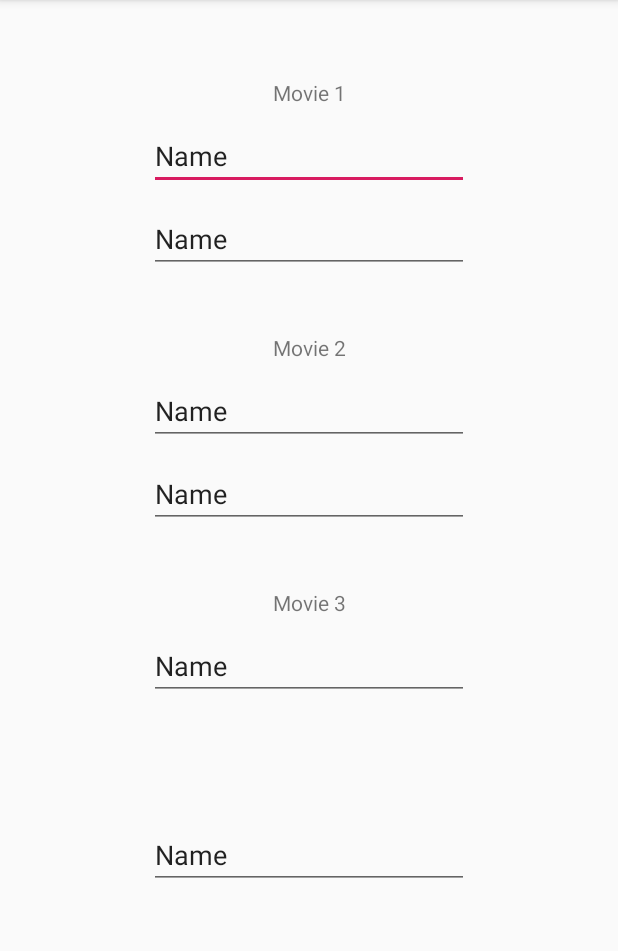
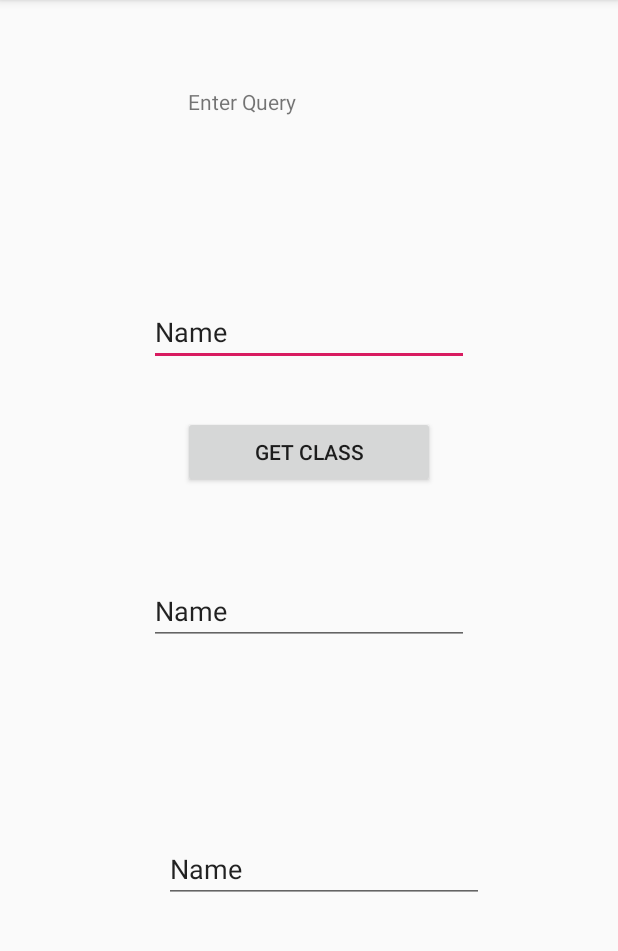
Before and after one commit to BhaskarTrivedi/QuerySearch_Recommentation_Classification, an Android app: the ClassificationActivity screen opened directly, with no data from a screen before it, on a phone screen of 412 x 824 dp, the part 84-1035 px from its top. Run offline under Robolectric (Android 15) with nearby library versions, the phone set to English and light mode, and no system bars.

Commit message:
update classification

```diff
--- a/ServerConnection/app/src/main/java/com/example/serverconnection/ClassificationActivity.java
+++ b/ServerConnection/app/src/main/java/com/example/serverconnection/ClassificationActivity.java
@@ -3,6 +3,8 @@ package com.example.serverconnection;
 import android.support.v7.app.AppCompatActivity;
 import android.os.Bundle;
 import android.util.Log;
+import android.view.View;
+import android.widget.EditText;
 import android.widget.TextView;
 
 import org.json.JSONArray;
@@ -10,36 +12,23 @@ import org.json.JSONException;
 import org.json.JSONObject;
 
 public class ClassificationActivity extends AppCompatActivity {
-
     private ConnectServer cntsvr;
-    private int DisplayCpacity;
-
     private TextView[] textViewMovie;
-    private TextView[] textViewMovieClsf;
-
+    private TextView[] textViewMovieProb;
     @Override
     protected void onCreate(Bundle savedInstanceState) {
-
         super.onCreate(savedInstanceState);
         setContentView(R.layout.activity_classification);
 
         cntsvr = new ConnectServer();
-        DisplayCpacity = 3;
-        textViewMovie = new TextView[DisplayCpacity];
-        textViewMovieClsf = new TextView[DisplayCpacity];
-        // Get the Intent that started this activity and extract the string
-        textViewMovie[0] = findViewById(R.id.editTextMovie1);
-        textViewMovie[1] = findViewById(R.id.editTextmovie2);
-        textViewMovie[2] = findViewById(R.id.editTextmovie3);
-        textViewMovieClsf[0] = findViewById(R.id.editTextclassification1);
-        textViewMovieClsf[1] = findViewById(R.id.editTextclassification2);
-        textViewMovieClsf[2] = findViewById(R.id.editTextclassification3);
-
-        sendQuery();
+        textViewMovie = new TextView[1];
+        textViewMovieProb = new TextView[1];
+        textViewMovie[0] = findViewById(R.id.editTextClass);
+        textViewMovieProb[0] = findViewById(R.id.editTextProbablity);
     }
 
-    public void sendQuery() {
-        cntsvr.SendClassificationData("Classification Action",1,this);
+    public void sendQuery(String query) {
+        cntsvr.SendClassificationData(query,1,this);
     }
 
     public void ReceivedQueryResult(JSONObject ReceivedJSonObj){
@@ -47,30 +36,34 @@ public class ClassificationActivity extends AppCompatActivity {
     }
 
     public void DisplayQueryResult(JSONObject ReceivedJSonObj){
-        try {
+        try{
             JSONArray arrJsonMovie = ReceivedJSonObj.getJSONArray("Movie");
             String Moviearr[] = new String[arrJsonMovie.length()];
 
-            JSONArray arrJsonMovDes = ReceivedJSonObj.getJSONArray("Class");
-            String MovieClsarr[] = new String[arrJsonMovDes.length()];
+            JSONArray arrJsonMovDes = ReceivedJSonObj.getJSONArray("Prabablity");
+            String MovieProbablity[] = new String[arrJsonMovDes.length()];
+
             int totalResult = arrJsonMovie.length();
-            int loopcount = totalResult;
-            if (totalResult > DisplayCpacity){
-                loopcount = DisplayCpacity;
+            for(int i = 0; i < totalResult; i++) {
+                Moviearr[i] = arrJsonMovie.getString(i);
+                MovieProbablity[i] = arrJsonMovDes.getString(i);
+                Log.d("Movie", Moviearr[i]);
+                Log.d("Prapablity", MovieProbablity[i]);
+                textViewMovie[i].setText(Moviearr[i]);
+                textViewMovieProb[i].setText(MovieProbablity[i]);
+                //HighlightQueryTerm(textViewMoviedes[i]);
             }
 
-            //textViewMovie1.setText(message);
-            for(int i = 0; i < loopcount; i++) {
-                Moviearr[i] = arrJsonMovie.getString(i);
-                MovieClsarr[i] = arrJsonMovDes.getString(i);
-                Log.d("Movie", Moviearr[i]);
-                Log.d("Classification", MovieClsarr[i]);
-                textViewMovie[i].setText(Moviearr[i]);
-                textViewMovieClsf[i].setText(MovieClsarr[i]);
-                //HighlightQueryTerm(textViewMoviedes[i]);
-            }
-        } catch (JSONException e) {
+        }catch (JSONException e) {
             Log.d("No Movie", "check code " );
         }
+
     }
+
+    public void ClassificationQuery(View view){
+        EditText editText = (EditText) findViewById(R.id.editTextQuery);
+        String message = editText.getText().toString();
+        sendQuery(message);
+    }
+
 }
--- a/ServerConnection/app/src/main/java/com/example/serverconnection/ConnectServer.java
+++ b/ServerConnection/app/src/main/java/com/example/serverconnection/ConnectServer.java
@@ -73,7 +73,7 @@ public class ConnectServer {
     public void SendClassificationData(String data,int Act,ClassificationActivity ClassResultObj){
         classificationData = data;
         this.Action = Act;
-        Log.d("CLassification ", data);
+        Log.d("Classification ", data);
         if (Action == 1) {
             DomailURL = classificationURL;
             this.ClassificationActObj = ClassResultObj;
@@ -134,7 +134,7 @@ public class ConnectServer {
 
         JSONObject jsonsearchObject = new JSONObject();
         try{
-            jsonsearchObject.put("classificatipnString",classificationData);
+            jsonsearchObject.put("classification",classificationData);
             return jsonsearchObject;
         }catch (JSONException e){
             Log.d("JCF","Can't format JSON OBject class: Connect servet Method : CreateSearchJson");
--- a/ServerConnection/app/src/main/res/layout/activity_classification.xml
+++ b/ServerConnection/app/src/main/res/layout/activity_classification.xml
@@ -6,125 +6,76 @@
     android:layout_height="match_parent"
     tools:context=".ClassificationActivity">
 
+    <EditText
+        android:id="@+id/editTextQuery"
+        android:layout_width="wrap_content"
+        android:layout_height="wrap_content"
+        android:layout_marginTop="47dp"
+        android:layout_marginBottom="65dp"
+        android:ems="10"
+        android:inputType="textPersonName"
+        android:text="Name"
+        app:layout_constraintBottom_toTopOf="@+id/editTextClass"
+        app:layout_constraintEnd_toEndOf="parent"
+        app:layout_constraintStart_toStartOf="parent"
+        app:layout_constraintTop_toBottomOf="@+id/textView3" />
+
     <TextView
         android:id="@+id/textView3"
-        android:layout_width="wrap_content"
-        android:layout_height="wrap_content"
-        android:layout_marginTop="52dp"
-        android:layout_marginBottom="10dp"
-        android:text="Movie 1"
-        app:layout_constraintBottom_toTopOf="@+id/editTextMovie1"
+        android:layout_width="161dp"
+        android:layout_height="46dp"
+        android:layout_marginTop="91dp"
+        android:layout_marginBottom="47dp"
+        android:text="Enter Query"
+        app:layout_constraintBottom_toTopOf="@+id/editTextQuery"
         app:layout_constraintEnd_toEndOf="parent"
         app:layout_constraintStart_toStartOf="parent"
         app:layout_constraintTop_toTopOf="parent" />
 
     <EditText
-        android:id="@+id/editTextMovie1"
+        android:id="@+id/editTextClass"
         android:layout_width="wrap_content"
         android:layout_height="wrap_content"
-        android:layout_marginTop="10dp"
+        android:layout_marginStart="99dp"
+        android:layout_marginTop="75dp"
+        android:layout_marginEnd="99dp"
+        android:layout_marginBottom="63dp"
         android:ems="10"
         android:inputType="textPersonName"
         android:text="Name"
+        app:layout_constraintBottom_toTopOf="@+id/editTextProbablity"
         app:layout_constraintEnd_toEndOf="parent"
+        app:layout_constraintHorizontal_bias="0.0"
         app:layout_constraintStart_toStartOf="parent"
-        app:layout_constraintTop_toBottomOf="@+id/textView3" />
+        app:layout_constraintTop_toBottomOf="@+id/editTextQuery" />
 
     <EditText
-        android:id="@+id/editTextclassification1"
+        android:id="@+id/editTextProbablity"
         android:layout_width="wrap_content"
         android:layout_height="wrap_content"
-        android:layout_marginTop="10dp"
-        android:layout_marginBottom="20dp"
-        android:ems="10"
-        android:inputType="textPersonName"
-        android:text="Name"
-        app:layout_constraintBottom_toTopOf="@+id/textView5"
-        app:layout_constraintEnd_toEndOf="parent"
-        app:layout_constraintStart_toStartOf="parent"
-        app:layout_constraintTop_toBottomOf="@+id/editTextMovie1" />
-
-    <TextView
-        android:id="@+id/textView5"
-        android:layout_width="wrap_content"
-        android:layout_height="wrap_content"
-        android:layout_marginTop="20dp"
-        android:layout_marginBottom="10dp"
-        android:text="Movie 2"
-        app:layout_constraintBottom_toTopOf="@+id/editTextmovie2"
-        app:layout_constraintEnd_toEndOf="parent"
-        app:layout_constraintStart_toStartOf="parent"
-        app:layout_constraintTop_toBottomOf="@+id/editTextclassification1" />
-
-    <EditText
-        android:id="@+id/editTextmovie2"
-        android:layout_width="wrap_content"
-        android:layout_height="wrap_content"
-        android:layout_marginStart="99dp"
-        android:layout_marginTop="10dp"
-        android:layout_marginEnd="99dp"
-        android:ems="10"
-        android:inputType="textPersonName"
-        android:text="Name"
-        app:layout_constraintEnd_toEndOf="parent"
-        app:layout_constraintStart_toStartOf="parent"
-        app:layout_constraintTop_toBottomOf="@+id/textView5" />
-
-    <EditText
-        android:id="@+id/editTextclassification2"
-        android:layout_width="wrap_content"
-        android:layout_height="wrap_content"
-        android:layout_marginStart="99dp"
-        android:layout_marginTop="10dp"
-        android:layout_marginEnd="99dp"
-        android:layout_marginBottom="20dp"
-        android:ems="10"
-        android:inputType="textPersonName"
-        android:text="Name"
-        app:layout_constraintBottom_toTopOf="@+id/textView8"
-        app:layout_constraintEnd_toEndOf="parent"
-        app:layout_constraintStart_toStartOf="parent"
-        app:layout_constraintTop_toBottomOf="@+id/editTextmovie2" />
-
-    <TextView
-        android:id="@+id/textView8"
-        android:layout_width="wrap_content"
-        android:layout_height="wrap_content"
-        android:layout_marginTop="20dp"
-        android:layout_marginBottom="10dp"
-        android:text="Movie 3"
-        app:layout_constraintBottom_toTopOf="@+id/editTextmovie3"
-        app:layout_constraintEnd_toEndOf="parent"
-        app:layout_constraintStart_toStartOf="parent"
-        app:layout_constraintTop_toBottomOf="@+id/editTextclassification2" />
-
-    <EditText
-        android:id="@+id/editTextmovie3"
-        android:layout_width="wrap_content"
-        android:layout_height="wrap_content"
-        android:layout_marginStart="99dp"
-        android:layout_marginTop="10dp"
-        android:layout_marginEnd="99dp"
-        android:ems="10"
-        android:inputType="textPersonName"
-        android:text="Name"
-        app:layout_constraintEnd_toEndOf="parent"
-        app:layout_constraintStart_toStartOf="parent"
-        app:layout_constraintTop_toBottomOf="@+id/textView8" />
-
-    <EditText
-        android:id="@+id/editTextclassification3"
-        android:layout_width="wrap_content"
-        android:layout_height="wrap_content"
-        android:layout_marginStart="99dp"
-        android:layout_marginTop="30dp"
-        android:layout_marginEnd="99dp"
-        android:layout_marginBottom="125dp"
+        android:layout_marginStart="109dp"
+        android:layout_marginTop="63dp"
+        android:layout_marginEnd="89dp"
+        android:layout_marginBottom="200dp"
         android:ems="10"
         android:inputType="textPersonName"
         android:text="Name"
         app:layout_constraintBottom_toBottomOf="parent"
         app:layout_constraintEnd_toEndOf="parent"
+        app:layout_constraintHorizontal_bias="0.0"
         app:layout_constraintStart_toStartOf="parent"
-        app:layout_constraintTop_toBottomOf="@+id/editTextmovie3" />
+        app:layout_constraintTop_toBottomOf="@+id/editTextClass" />
+
+    <Button
+        android:id="@+id/buttonClassification"
+        android:layout_width="168dp"
+        android:layout_height="wrap_content"
+        android:layout_marginTop="23dp"
+        android:layout_marginBottom="49dp"
+        android:onClick="ClassificationQuery"
+        android:text="Get Class"
+        app:layout_constraintBottom_toTopOf="@+id/editTextClass"
+        app:layout_constraintEnd_toEndOf="parent"
+        app:layout_constraintStart_toStartOf="parent"
+        app:layout_constraintTop_toBottomOf="@+id/editTextQuery" />
 </android.support.constraint.ConstraintLayout>
```
Also changed, not shown: 3 other files.
